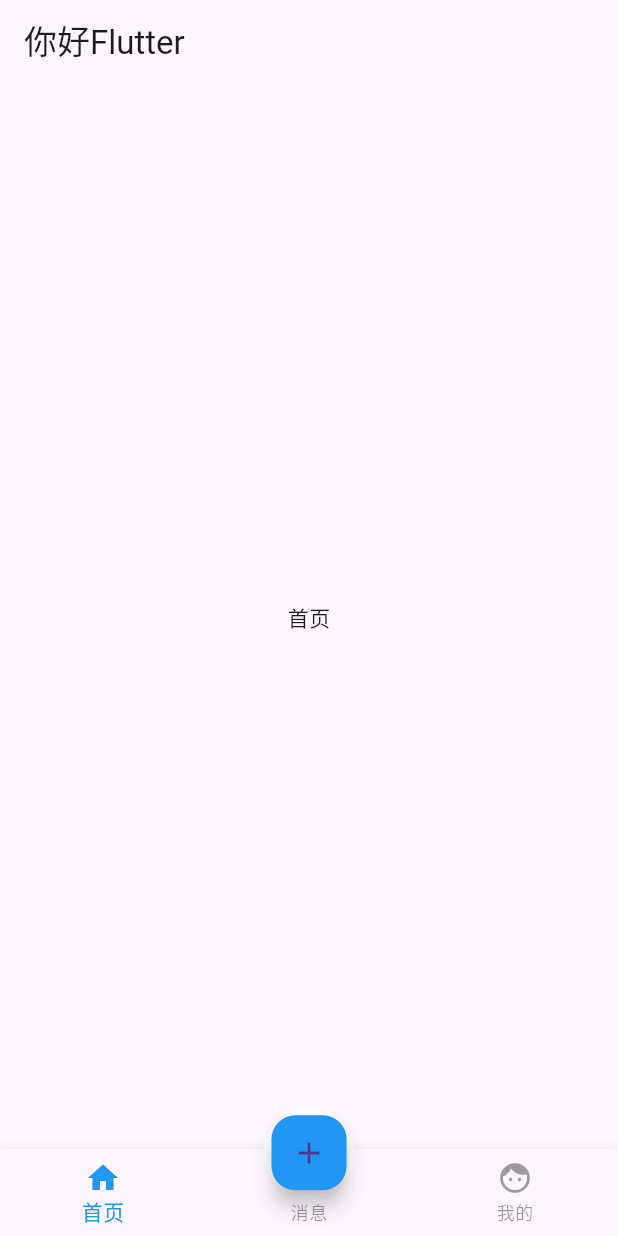
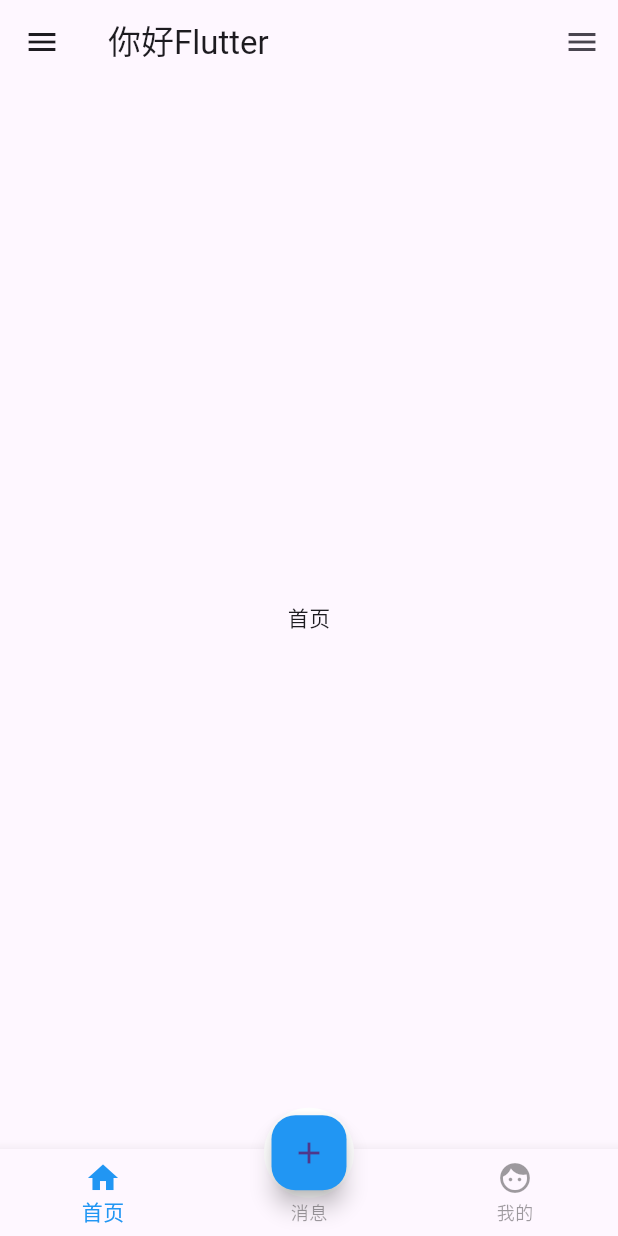
Before and after one commit to huangpu0/Flutter, a Flutter app: the screen it shows after launch, on a phone screen of 412 x 824 dp. Run offline on Flutter 3.47's test engine with Material 3 defaults, Android fonts, the phone set to English and light mode, and no system bars.

Commit message:
Scaffold

```diff
--- a/lib/12_BottomNavigationBar.dart
+++ b/lib/12_Scaffold.dart
@@ -3,14 +3,14 @@
 import 'package:flutter01/12_BottonTabBars/12_me.dart';
 import 'package:flutter01/12_BottonTabBars/12_message.dart';
 
-class MyBottomNavigationBar0 extends StatefulWidget {
-  const MyBottomNavigationBar0({super.key});
+class MyScaffold0 extends StatefulWidget {
+  const MyScaffold0({super.key});
 
   @override
-  State<MyBottomNavigationBar0> createState() => _MyBottomNavigationBar0State();
+  State<MyScaffold0> createState() => _MyScaffold0State();
 }
 
-class _MyBottomNavigationBar0State extends State<MyBottomNavigationBar0> {
+class _MyScaffold0State extends State<MyScaffold0> {
   /// 当前选中位置
   int currentPath = 0;
 
@@ -23,6 +23,61 @@
       appBar: AppBar(
         title: const Text('你好Flutter'),
       ),
+
+      /// 侧边栏
+      drawer: const Drawer(
+          child: Column(
+        children: [
+          Row(
+            children: [
+              Expanded(
+                flex: 1,
+                child: DrawerHeader(
+                    decoration: BoxDecoration(
+                      color: Colors.orange,
+                      image: DecorationImage(
+                          image: AssetImage('images/load_1.png'),
+                          fit: BoxFit.cover),
+                    ),
+                    child: Column(
+                      children: [
+                        ListTile(
+                          leading: CircleAvatar(
+                            child: Icon(Icons.people),
+                          ),
+                          title: Text(
+                            '张三',
+                            style: TextStyle(
+                              color: Colors.white,
+                              fontSize: 20,
+                            ),
+                          ),
+                        ),
+                      ],
+                    )),
+              )
+            ],
+          ),
+          ListTile(
+            leading: CircleAvatar(
+              child: Icon(Icons.people),
+            ),
+            title: Text('个人信息'),
+          ),
+          Divider(),
+          ListTile(
+            leading: CircleAvatar(
+              child: Icon(Icons.settings),
+            ),
+            title: Text('系统设置'),
+          ),
+          Divider(),
+        ],
+      )),
+      endDrawer: const Drawer(
+        child: Text('右侧侧边栏'),
+      ),
+
       body: tabBars[currentPath],
 
       /// 12_BottomNavigationBar 自定义底部导航条
--- a/lib/main.dart
+++ b/lib/main.dart
@@ -10,8 +10,8 @@
 import 'package:flutter01/09_Button.dart';
 import 'package:flutter01/10_Wrap.dart';
 import 'package:flutter01/11_StatefulWidget.dart';
-import 'package:flutter01/12_BottomNavigationBar.dart';
-import 'package:flutter01/13_FloatingActionButton.dart';
+import 'package:flutter01/12_Scaffold.dart';
+import 'package:flutter01/13_AppBar.dart';
 
 void main() {
   runApp(MaterialApp(
@@ -24,8 +24,8 @@
     //   ),
     //   body: const MyFloatingActionButton0(),
     // ),
-    /// 12_BottomNavigationBar 自定义底部导航条 + 类似咸鱼底部凸起按钮
-    home: const MyBottomNavigationBar0(),
+    /// 12_Scaffold 自定义底部导航条 + 类似咸鱼底部凸起按钮 + 侧边栏
+    home: const MyScaffold0(),
   ));
 }
 
@@ -62,11 +62,12 @@
 /// 11_StatefulWidget
 /// MyStatefulWidget0(), MyStatefulWidget1(),
 
-/// 12_BottomNavigationBar 自定义底部导航条 + 类似咸鱼底部凸起按钮
-/// MyBottomNavigationBar0(),
+/// 12_Scaffold 自定义底部导航条(BottomNavigationBar) +
+/// 类似咸鱼底部凸起按钮(FloatingActionButton) + 侧边栏 (Drawer)
+/// MyScaffold0(),
 
-/// 13_FloatingActionButton
-/// MyFloatingActionButton0(),
+/// 13_AppBar
+/// MyAppBar0(),
 
 
 
```
